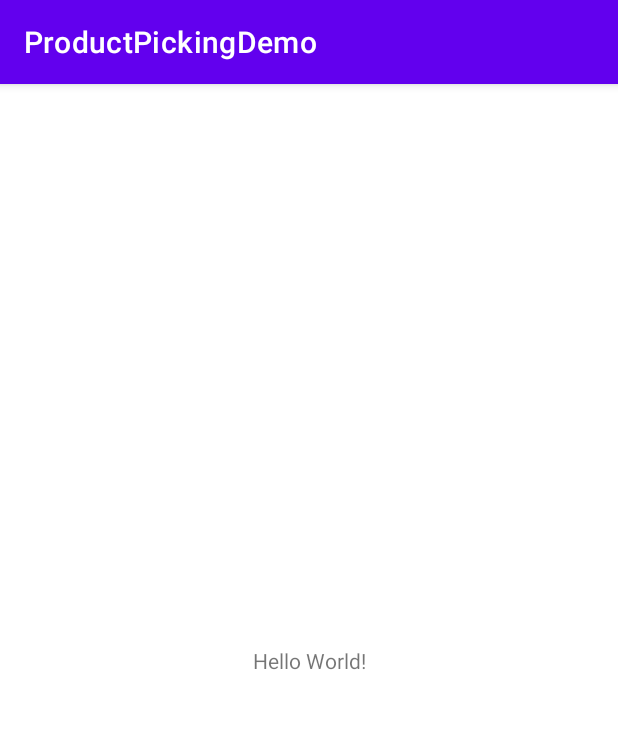
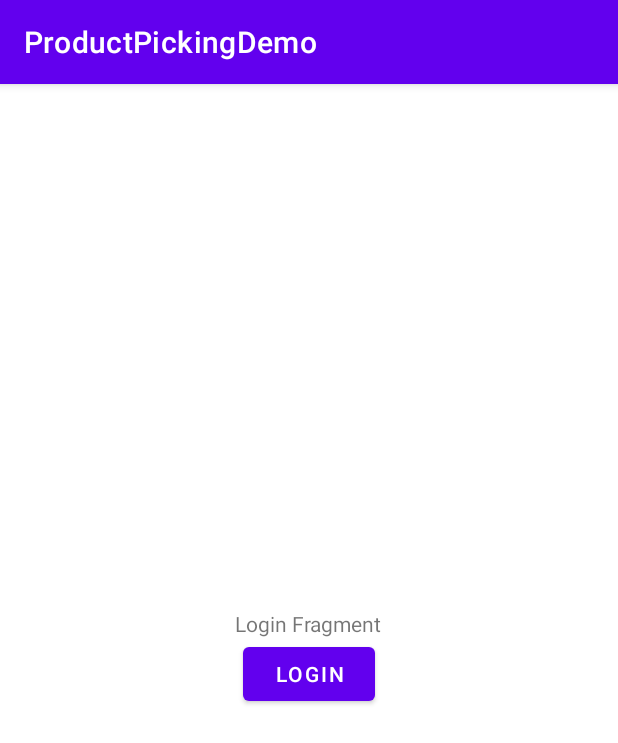
Before and after one commit to Dobpo/ProductPickingDemo, an Android app: the screen it shows after launch (MainActivity), on a phone screen of 412 x 824 dp. Shown: the top 743 px of the screen. Run offline under Robolectric (Android 15) with nearby library versions, the phone set to English and light mode, and no system bars.

Commit message:
added navigation

```diff
--- a/app/build.gradle
+++ b/app/build.gradle
@@ -4,6 +4,7 @@ plugins {
     id 'kotlin-kapt'
     id 'kotlin-android-extensions'
     id 'org.jetbrains.kotlin.android.extensions'
+    id 'androidx.navigation.safeargs.kotlin'
 }
 
 android {
--- a/app/src/main/java/com/example/productpickingdemo/MainActivity.kt
+++ b/app/src/main/java/com/example/productpickingdemo/MainActivity.kt
@@ -1,11 +1,37 @@
 package com.example.productpickingdemo
 
+import android.os.Bundle
 import androidx.appcompat.app.AppCompatActivity
-import android.os.Bundle
+import androidx.navigation.NavController
+import androidx.navigation.Navigation
+import androidx.navigation.fragment.NavHostFragment
+import com.example.productpickingdemo.utils.OnBackPressedListener
 
 class MainActivity : AppCompatActivity() {
+    lateinit var navController: NavController
+    lateinit var navHostFragment: NavHostFragment
+
     override fun onCreate(savedInstanceState: Bundle?) {
         super.onCreate(savedInstanceState)
         setContentView(R.layout.activity_main)
+
+        navController = Navigation.findNavController(this, R.id.fragmentNavHost)
+        navController.setGraph(R.navigation.root)
+        navHostFragment =
+            (supportFragmentManager.findFragmentById(R.id.fragmentNavHost) as NavHostFragment?)!!
+    }
+
+    override fun onBackPressed() {
+        if (navController.currentDestination == null)
+            return
+
+        val fragment = navHostFragment.childFragmentManager.primaryNavigationFragment
+        if (fragment is OnBackPressedListener && fragment.onBackPressed())
+            return
+
+        if (navController.navigateUp())
+            return
+
+        finish()
     }
 }
--- a/app/src/main/java/com/example/productpickingdemo/base/BaseFragment.kt
+++ b/app/src/main/java/com/example/productpickingdemo/base/BaseFragment.kt
@@ -6,8 +6,16 @@ import android.view.View
 import android.view.ViewGroup
 import androidx.annotation.LayoutRes
 import androidx.fragment.app.Fragment
+import androidx.navigation.NavController
+import androidx.navigation.NavOptions
+import androidx.navigation.fragment.NavHostFragment
+import com.example.productpickingdemo.R
+import com.example.productpickingdemo.utils.OnBackPressedListener
 
-abstract class BaseFragment : Fragment() {
+abstract class BaseFragment : Fragment(), OnBackPressedListener {
+    lateinit var navController: NavController
+    lateinit var navOptionsDefaultAnim: NavOptions
+
     @LayoutRes
     protected abstract fun layout(): Int
 
@@ -16,6 +24,19 @@ abstract class BaseFragment : Fragment() {
         container: ViewGroup?,
         savedInstanceState: Bundle?
     ): View? {
+        navController = NavHostFragment.findNavController(this)
+        navOptionsDefaultAnim = NavOptions.Builder()
+            .setLaunchSingleTop(true)
+            .setEnterAnim(R.anim.nav_default_enter_anim)
+            .setExitAnim(R.anim.nav_default_exit_anim)
+            .setPopEnterAnim(R.anim.nav_default_pop_enter_anim)
+            .setPopExitAnim(R.anim.nav_default_pop_exit_anim)
+            .build()
+
         return inflater.inflate(layout(), container, false)
     }
+
+    override fun onBackPressed(): Boolean {
+        return false
+    }
 }
--- a/app/src/main/java/com/example/productpickingdemo/fragments/LoginFragment.kt
+++ b/app/src/main/java/com/example/productpickingdemo/fragments/LoginFragment.kt
@@ -1,10 +1,22 @@
 package com.example.productpickingdemo.fragments
 
+import android.os.Bundle
+import android.view.View
+import android.widget.Toast
 import com.example.productpickingdemo.R
 import com.example.productpickingdemo.base.BaseFragment
+import kotlinx.android.synthetic.main.fragment_login.*
 
 class LoginFragment : BaseFragment() {
     override fun layout(): Int {
         return R.layout.fragment_login
     }
+
+    override fun onViewCreated(view: View, savedInstanceState: Bundle?) {
+        super.onViewCreated(view, savedInstanceState)
+
+        btnLogin.setOnClickListener {
+            navController.navigate(LoginFragmentDirections.actionLoginFragmentToOrdersFragment())
+        }
+    }
 }
--- a/app/src/main/java/com/example/productpickingdemo/fragments/OrdersFragment.kt
+++ b/app/src/main/java/com/example/productpickingdemo/fragments/OrdersFragment.kt
@@ -1,10 +1,21 @@
 package com.example.productpickingdemo.fragments
 
+import android.os.Bundle
+import android.view.View
 import com.example.productpickingdemo.R
 import com.example.productpickingdemo.base.BaseFragment
+import kotlinx.android.synthetic.main.fragment_orders.*
 
 class OrdersFragment : BaseFragment() {
     override fun layout(): Int {
         return R.layout.fragment_orders
     }
+
+    override fun onViewCreated(view: View, savedInstanceState: Bundle?) {
+        super.onViewCreated(view, savedInstanceState)
+
+        btnGoBack.setOnClickListener{
+            navController.navigateUp()
+        }
+    }
 }
--- /dev/null
+++ b/app/src/main/java/com/example/productpickingdemo/utils/OnBackPressedListener.kt
@@ -0,0 +1,5 @@
+package com.example.productpickingdemo.utils
+
+interface OnBackPressedListener {
+    fun onBackPressed(): Boolean
+}
--- /dev/null
+++ b/app/src/main/res/anim/nav_default_enter_anim.xml
@@ -0,0 +1,8 @@
+<?xml version="1.0" encoding="utf-8"?>
+<set xmlns:android="http://schemas.android.com/apk/res/android">
+    <alpha
+        android:duration="300"
+        android:fromAlpha="0.0"
+        android:interpolator="@android:anim/linear_interpolator"
+        android:toAlpha="1.0" />
+</set>
--- /dev/null
+++ b/app/src/main/res/anim/nav_default_exit_anim.xml
@@ -0,0 +1,8 @@
+<?xml version="1.0" encoding="utf-8"?>
+<set xmlns:android="http://schemas.android.com/apk/res/android">
+    <alpha
+        android:duration="300"
+        android:fromAlpha="1.0"
+        android:interpolator="@android:anim/linear_interpolator"
+        android:toAlpha="0.0" />
+</set>
--- a/app/src/main/res/layout/activity_main.xml
+++ b/app/src/main/res/layout/activity_main.xml
@@ -1,18 +1,16 @@
 <?xml version="1.0" encoding="utf-8"?>
-<androidx.constraintlayout.widget.ConstraintLayout xmlns:android="http://schemas.android.com/apk/res/android"
+<FrameLayout xmlns:android="http://schemas.android.com/apk/res/android"
     xmlns:app="http://schemas.android.com/apk/res-auto"
-    xmlns:tools="http://schemas.android.com/tools"
+    android:id="@+id/flContent"
     android:layout_width="match_parent"
-    android:layout_height="match_parent"
-    tools:context=".MainActivity">
+    android:layout_height="match_parent">
 
-    <TextView
-        android:layout_width="wrap_content"
-        android:layout_height="wrap_content"
-        android:text="Hello World!"
-        app:layout_constraintBottom_toBottomOf="parent"
-        app:layout_constraintLeft_toLeftOf="parent"
-        app:layout_constraintRight_toRightOf="parent"
-        app:layout_constraintTop_toTopOf="parent" />
-
-</androidx.constraintlayout.widget.ConstraintLayout>
+    <fragment
+        android:id="@+id/fragmentNavHost"
+        android:name="androidx.navigation.fragment.NavHostFragment"
+        android:layout_width="match_parent"
+        android:layout_height="match_parent"
+        android:animateLayoutChanges="true"
+        app:defaultNavHost="true"
+        app:navGraph="@navigation/root" />
+</FrameLayout>
--- a/app/src/main/res/layout/fragment_login.xml
+++ b/app/src/main/res/layout/fragment_login.xml
@@ -1,11 +1,20 @@
 <?xml version="1.0" encoding="utf-8"?>
-<FrameLayout xmlns:android="http://schemas.android.com/apk/res/android"
+<LinearLayout xmlns:android="http://schemas.android.com/apk/res/android"
     android:layout_width="match_parent"
-    android:layout_height="match_parent">
+    android:layout_height="match_parent"
+    android:gravity="center"
+    android:orientation="vertical">
 
     <TextView
         android:layout_width="wrap_content"
         android:layout_height="wrap_content"
         android:layout_gravity="center"
         android:text="Login Fragment" />
-</FrameLayout>
+
+    <Button
+        android:id="@+id/btnLogin"
+        android:layout_width="wrap_content"
+        android:layout_height="wrap_content"
+        android:layout_gravity="center"
+        android:text="Login" />
+</LinearLayout>
--- a/app/src/main/res/layout/fragment_orders.xml
+++ b/app/src/main/res/layout/fragment_orders.xml
@@ -1,11 +1,20 @@
 <?xml version="1.0" encoding="utf-8"?>
-<FrameLayout xmlns:android="http://schemas.android.com/apk/res/android"
+<LinearLayout xmlns:android="http://schemas.android.com/apk/res/android"
     android:layout_width="match_parent"
-    android:layout_height="match_parent">
+    android:layout_height="match_parent"
+    android:gravity="center"
+    android:orientation="vertical">
 
     <TextView
         android:layout_width="wrap_content"
         android:layout_height="wrap_content"
         android:layout_gravity="center"
         android:text="Orders Fragment" />
-</FrameLayout>
+
+    <Button
+        android:id="@+id/btnGoBack"
+        android:layout_width="wrap_content"
+        android:layout_height="wrap_content"
+        android:layout_gravity="center"
+        android:text="Go back" />
+</LinearLayout>
--- /dev/null
+++ b/app/src/main/res/navigation/root.xml
@@ -0,0 +1,27 @@
+<?xml version="1.0" encoding="utf-8"?>
+<navigation xmlns:android="http://schemas.android.com/apk/res/android"
+    xmlns:app="http://schemas.android.com/apk/res-auto"
+    xmlns:tools="http://schemas.android.com/tools"
+    android:id="@+id/root"
+    app:startDestination="@id/loginFragment">
+
+    <fragment
+        android:id="@+id/loginFragment"
+        android:name="com.example.productpickingdemo.fragments.LoginFragment"
+        android:label="LoginFragment"
+        tools:layout="@layout/fragment_login">
+        <action
+            android:id="@+id/action_loginFragment_to_ordersFragment"
+            app:destination="@id/ordersFragment"
+            app:enterAnim="@anim/nav_default_enter_anim"
+            app:exitAnim="@anim/nav_default_exit_anim"
+            app:popEnterAnim="@anim/nav_default_pop_enter_anim"
+            app:popExitAnim="@anim/nav_default_pop_exit_anim" />
+    </fragment>
+
+    <fragment
+        android:id="@+id/ordersFragment"
+        android:name="com.example.productpickingdemo.fragments.OrdersFragment"
+        android:label="OrdersFragment"
+        tools:layout="@layout/fragment_orders" />
+</navigation>
--- a/build.gradle
+++ b/build.gradle
@@ -8,7 +8,7 @@ buildscript {
     dependencies {
         classpath "com.android.tools.build:gradle:4.1.0"
         classpath "org.jetbrains.kotlin:kotlin-gradle-plugin:$kotlin_version"
-
+        classpath "androidx.navigation:navigation-safe-args-gradle-plugin:2.3.1"
         // NOTE: Do not place your application dependencies here; they belong
         // in the individual module build.gradle files
     }
```
